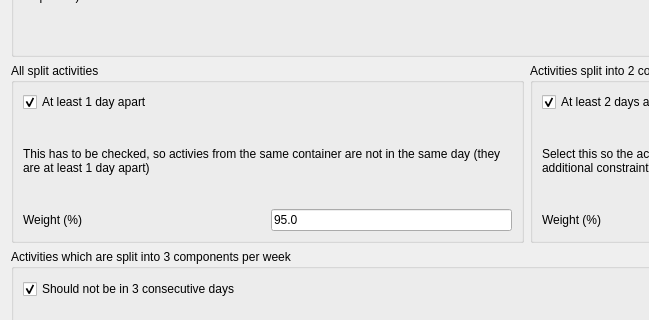
The window that fet/src/interface/spreadmindaysconstraintsfivedaysform_template.ui (vonmecheln/fet) describes before a commit, drawn with Qt 5; both pictures show x 0 to 649 and y 133 to 453 of the 1053 by 600 pixel window.
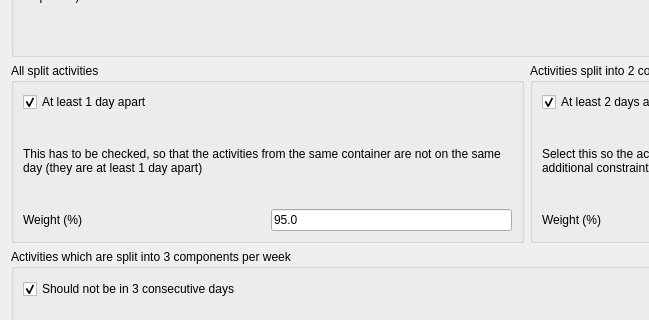
The same window after the commit.

What changed in the file:
```diff
--- a/fet/src/interface/spreadmindaysconstraintsfivedaysform_template.ui
+++ b/fet/src/interface/spreadmindaysconstraintsfivedaysform_template.ui
@@ -82,7 +82,7 @@
            </sizepolicy>
           </property>
           <property name="text">
-           <string>This has to be checked, so activies from the same container are not in the same day (they are at least 1 day apart)</string>
+           <string>This has to be checked, so that the activities from the same container are not on the same day (they are at least 1 day apart)</string>
           </property>
           <property name="wordWrap">
            <bool>true</bool>
```
